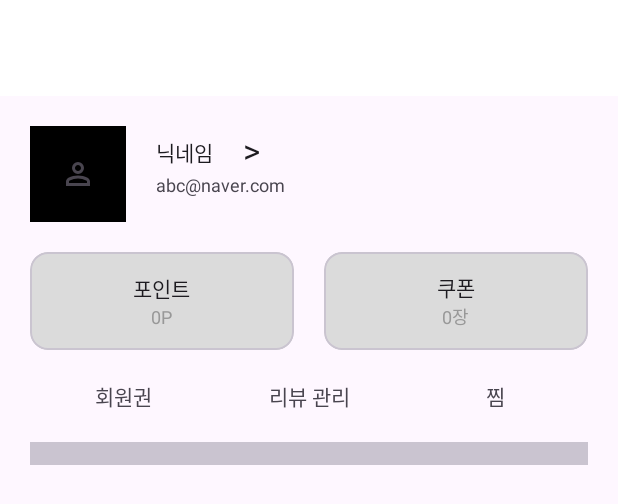
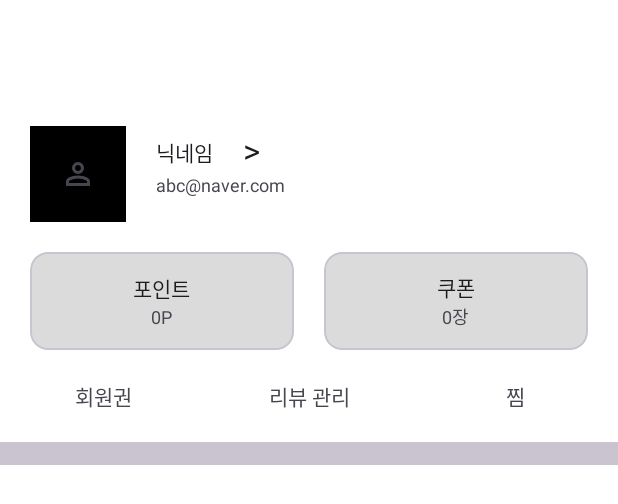
Before and after one commit to APP-Android2/FinalProject-ShoppingMallService-team1, an Android app: the layout fragment_my.xml on its own in the app's theme, with its tools: preview values and no code run, on a phone screen of 412 x 824 dp. Shown: the top 504 px of the screen. Run offline under Robolectric (Android 15) with nearby library versions, the phone set to English and light mode, and no system bars.

Commit message:
[Fix] My페이지 화면 구성

```diff
--- a/app/src/main/java/kr/co/lion/finalproject_shoppingmallservice_team1/NavigationActivity.kt
+++ b/app/src/main/java/kr/co/lion/finalproject_shoppingmallservice_team1/NavigationActivity.kt
@@ -26,6 +26,8 @@ class NavigationActivity : AppCompatActivity() {
 
         activityNavigationBinding = ActivityNavigationBinding.inflate(layoutInflater)
         setContentView(activityNavigationBinding.root)
+
+        replaceFragment(Navigation_FRAGMENT_NAME.MY_FRAGMENT, true, true, null)
     }
 
     // 지정한 Fragment를 보여주는 메서드
@@ -71,7 +73,7 @@ class NavigationActivity : AppCompatActivity() {
 
             // MY 화면
             Navigation_FRAGMENT_NAME.MY_FRAGMENT -> {
-                MyFragment()
+                newFragment = MyFragment()
             }
 
         }
--- a/app/src/main/res/layout/fragment_my.xml
+++ b/app/src/main/res/layout/fragment_my.xml
@@ -8,8 +8,9 @@
     <LinearLayout
         android:layout_width="match_parent"
         android:layout_height="match_parent"
+        android:background="#FFFFFF"
         android:orientation="vertical"
-        tools:context=".fragment.MyFragment" >
+        tools:context=".fragment.MyFragment">
 
         <com.google.android.material.appbar.MaterialToolbar
             android:id="@+id/toolbarMy"
@@ -26,13 +27,13 @@
             <LinearLayout
                 android:layout_width="match_parent"
                 android:layout_height="wrap_content"
-                android:orientation="vertical"
-                android:padding="@dimen/Side_Padding">
+                android:orientation="vertical">
 
                 <LinearLayout
                     android:layout_width="match_parent"
                     android:layout_height="match_parent"
-                    android:orientation="horizontal">
+                    android:orientation="horizontal"
+                    android:padding="@dimen/Side_Padding">
 
                     <ImageView
                         android:id="@+id/imageViewMyPage"
@@ -86,8 +87,9 @@
                 <LinearLayout
                     android:layout_width="match_parent"
                     android:layout_height="match_parent"
-                    android:layout_marginTop="@dimen/Up_Down_Margin"
-                    android:orientation="horizontal">
+                    android:orientation="horizontal"
+                    android:paddingLeft="@dimen/Side_Padding"
+                    android:paddingRight="@dimen/Side_Padding">
 
                     <com.google.android.material.card.MaterialCardView
                         android:id="@+id/myPointCardView"
@@ -117,7 +119,6 @@
                                 android:layout_height="wrap_content"
                                 android:layout_gravity="center"
                                 android:text="0P"
-                                android:textColor="@color/ContentsOfTheEntryCompartment_Color"
                                 android:textSize="@dimen/Medium_Text_Size" />
                         </LinearLayout>
 
@@ -152,7 +153,6 @@
                                 android:layout_height="wrap_content"
                                 android:layout_gravity="center"
                                 android:text="0장"
-                                android:textColor="@color/ContentsOfTheEntryCompartment_Color"
                                 android:textSize="@dimen/Medium_Text_Size" />
                         </LinearLayout>
                     </com.google.android.material.card.MaterialCardView>
```
